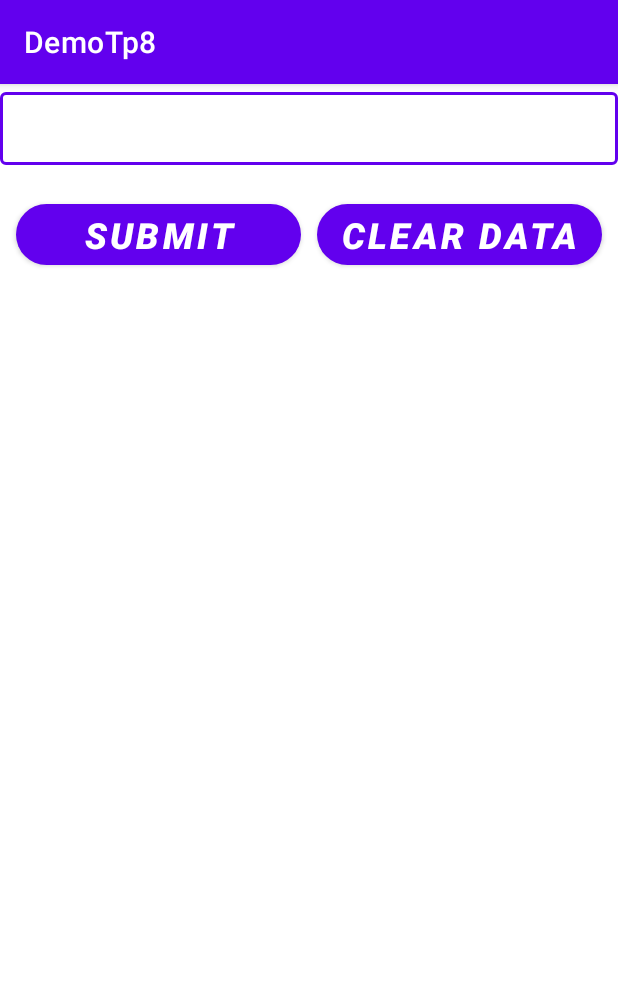
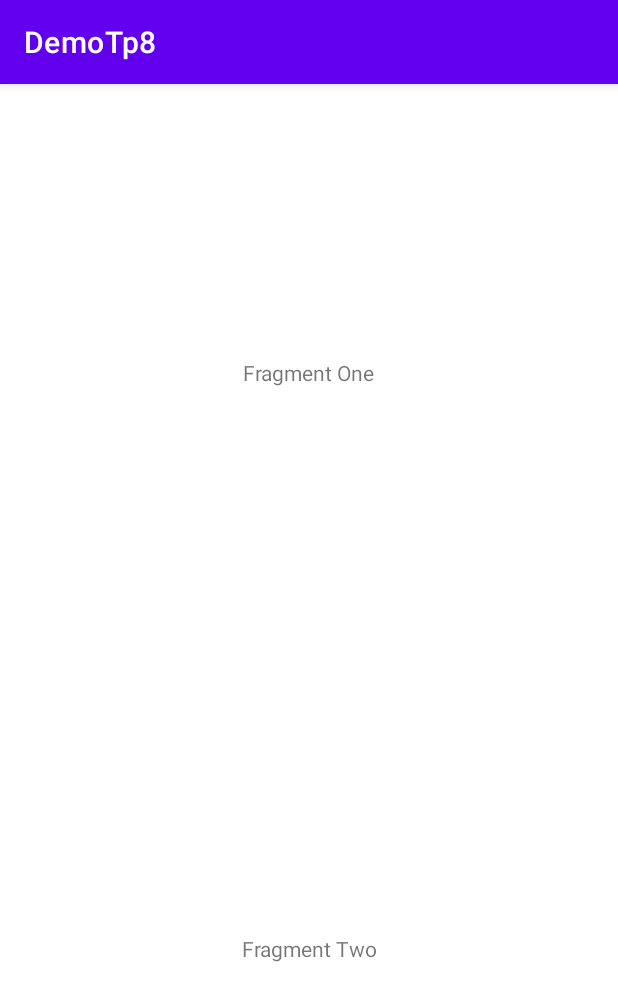
Before and after one commit to omdeep1990/tp8ConceptsChetu, an Android app: the screen it shows after launch (SharedPreferencesActivity before the commit, FragmentActivity1 after it), on a phone screen of 412 x 824 dp. Shown: the top 1001 px of the screen. Run offline under Robolectric (Android 15) with nearby library versions, the phone set to English and light mode, and no system bars.

Commit message:
fragments

```diff
--- /dev/null
+++ b/app/src/main/java/com/chetu/demotp8/fragments/FragmentActivity1.kt
@@ -0,0 +1,39 @@
+package com.chetu.demotp8.fragments
+
+import androidx.appcompat.app.AppCompatActivity
+import android.os.Bundle
+import androidx.fragment.app.FragmentManager
+import androidx.fragment.app.FragmentTransaction
+import com.chetu.demotp8.R
+import com.chetu.demotp8.databinding.ActivityFragment1Binding
+
+class FragmentActivity1 : AppCompatActivity() {
+    private lateinit var binding : ActivityFragment1Binding
+    private lateinit var fragmentManager : FragmentManager
+//    private lateinit var fragmentTransaction: FragmentTransaction
+
+    override fun onCreate(savedInstanceState: Bundle?) {
+        super.onCreate(savedInstanceState)
+        binding = ActivityFragment1Binding.inflate(layoutInflater)
+        setContentView(binding.root)
+
+        fragmentManager = supportFragmentManager
+        //TODO: Adding fragments dynamically at run time: -
+        addFragmentOne()
+        addFragmentTwo()
+    }
+
+    //TODO: Adding fragment one: -
+    private fun  addFragmentOne() {
+        var fragmentTransaction = fragmentManager.beginTransaction()
+        fragmentTransaction.add(R.id.fl_1, FragmentOne())
+        fragmentTransaction.commit()
+    }
+
+    //TODO: Adding fragment two: -
+    private fun addFragmentTwo() {
+        var fragmentTransaction = fragmentManager.beginTransaction()
+        fragmentTransaction.add(R.id.fl_2, FragmentTwo())
+        fragmentTransaction.commit()
+    }
+}
--- /dev/null
+++ b/app/src/main/java/com/chetu/demotp8/fragments/FragmentOne.kt
@@ -0,0 +1,19 @@
+package com.chetu.demotp8.fragments
+
+import android.os.Bundle
+import androidx.fragment.app.Fragment
+import android.view.LayoutInflater
+import android.view.View
+import android.view.ViewGroup
+import com.chetu.demotp8.R
+
+class FragmentOne : Fragment() {
+
+    override fun onCreateView(
+        inflater: LayoutInflater, container: ViewGroup?,
+        savedInstanceState: Bundle?
+    ): View? {
+        // Inflate the layout for this fragment
+        return inflater.inflate(R.layout.fragment_one, container, false)
+    }
+}
--- /dev/null
+++ b/app/src/main/java/com/chetu/demotp8/fragments/FragmentTwo.kt
@@ -0,0 +1,19 @@
+package com.chetu.demotp8.fragments
+
+import android.os.Bundle
+import androidx.fragment.app.Fragment
+import android.view.LayoutInflater
+import android.view.View
+import android.view.ViewGroup
+import com.chetu.demotp8.R
+
+class FragmentTwo : Fragment() {
+
+    override fun onCreateView(
+        inflater: LayoutInflater, container: ViewGroup?,
+        savedInstanceState: Bundle?
+    ): View? {
+        // Inflate the layout for this fragment
+        return inflater.inflate(R.layout.fragment_two, container, false)
+    }
+}
--- a/app/src/main/java/com/chetu/demotp8/javaConcepts/view/DateTimePickerActivity.java
+++ b/app/src/main/java/com/chetu/demotp8/javaConcepts/view/DateTimePickerActivity.java
@@ -109,6 +109,7 @@ public class DateTimePickerActivity extends AppCompatActivity {
                     public void onClick(View view) {
                         Util.customToast(DateTimePickerActivity.this, "Your Rating is: "+barBinding.ratingBar.getRating());
                         dialog.dismiss();
+
                     }
                 });
             }
--- a/app/src/main/java/com/chetu/demotp8/kotlinConcepts/SharedPreferencesActivity.kt
+++ b/app/src/main/java/com/chetu/demotp8/kotlinConcepts/SharedPreferencesActivity.kt
@@ -7,6 +7,7 @@ import android.os.Bundle
 import android.view.View
 import com.chetu.demotp8.R
 import com.chetu.demotp8.databinding.ActivitySharedPreferencesBinding
+import com.chetu.demotp8.javaConcepts.utilities.Util
 
 class SharedPreferencesActivity : AppCompatActivity(), View.OnClickListener {
     private lateinit var binding : ActivitySharedPreferencesBinding
--- /dev/null
+++ b/app/src/main/res/layout/activity_fragment1.xml
@@ -0,0 +1,23 @@
+<?xml version="1.0" encoding="utf-8"?>
+<androidx.constraintlayout.widget.ConstraintLayout xmlns:android="http://schemas.android.com/apk/res/android"
+    xmlns:app="http://schemas.android.com/apk/res-auto"
+    xmlns:tools="http://schemas.android.com/tools"
+    android:layout_width="match_parent"
+    android:layout_height="match_parent"
+    tools:context=".fragments.FragmentActivity1">
+
+    <FrameLayout
+        android:id="@+id/fl_1"
+        android:layout_width="match_parent"
+        android:layout_height="0dp"
+        app:layout_constraintTop_toTopOf="parent"
+        app:layout_constraintHeight_percent="0.5"/>
+
+    <FrameLayout
+        android:id="@+id/fl_2"
+        android:layout_width="match_parent"
+        android:layout_height="0dp"
+        app:layout_constraintTop_toBottomOf="@id/fl_1"
+        app:layout_constraintHeight_percent="0.5"/>
+
+</androidx.constraintlayout.widget.ConstraintLayout>
--- /dev/null
+++ b/app/src/main/res/layout/fragment_one.xml
@@ -0,0 +1,20 @@
+<?xml version="1.0" encoding="utf-8"?>
+<androidx.constraintlayout.widget.ConstraintLayout xmlns:android="http://schemas.android.com/apk/res/android"
+    xmlns:tools="http://schemas.android.com/tools"
+    android:layout_width="match_parent"
+    android:layout_height="match_parent"
+    xmlns:app="http://schemas.android.com/apk/res-auto"
+    tools:context=".FragmentOne">
+
+    <!-- TODO: Update blank fragment layout -->
+    <TextView
+        android:id="@+id/fragment_one"
+        android:layout_width="wrap_content"
+        android:layout_height="wrap_content"
+        app:layout_constraintTop_toTopOf="parent"
+        app:layout_constraintStart_toStartOf="parent"
+        app:layout_constraintEnd_toEndOf="parent"
+        app:layout_constraintBottom_toBottomOf="parent"
+        android:text="Fragment One" />
+
+</androidx.constraintlayout.widget.ConstraintLayout>
--- /dev/null
+++ b/app/src/main/res/layout/fragment_two.xml
@@ -0,0 +1,20 @@
+<?xml version="1.0" encoding="utf-8"?>
+<androidx.constraintlayout.widget.ConstraintLayout xmlns:android="http://schemas.android.com/apk/res/android"
+    xmlns:tools="http://schemas.android.com/tools"
+    android:layout_width="match_parent"
+    android:layout_height="match_parent"
+    xmlns:app="http://schemas.android.com/apk/res-auto"
+    tools:context=".FragmentTwo">
+
+    <!-- TODO: Update blank fragment layout -->
+    <TextView
+        android:id="@+id/fragment_two"
+        android:layout_width="wrap_content"
+        android:layout_height="wrap_content"
+        android:text="Fragment Two"
+        app:layout_constraintBottom_toBottomOf="parent"
+        app:layout_constraintEnd_toEndOf="parent"
+        app:layout_constraintStart_toStartOf="parent"
+        app:layout_constraintTop_toTopOf="parent" />
+
+</androidx.constraintlayout.widget.ConstraintLayout>
--- a/app/src/main/res/values/strings.xml
+++ b/app/src/main/res/values/strings.xml
@@ -7,4 +7,6 @@
     <string name="enter_multiple_country_names">Enter Multiple Country Names.</string>
     <string name="submit">Submit</string>
     <string name="show_data">Clear Data</string>
+    <!-- TODO: Remove or change this placeholder text -->
+    <string name="hello_blank_fragment">Hello blank fragment</string>
 </resources>
```
Also changed, not shown: app/src/main/AndroidManifest.xml (+32 -5 lines), app/src/main/java/com/chetu/demotp8/fragments/FragmentActivity.kt (added, +14 -0 lines), app/src/main/java/com/chetu/demotp8/javaConcepts/utilities/Util.java (deleted, +0 -30 lines), app/src/main/java/com/chetu/demotp8/javaConcepts/utilities/Util.kt (added, +30 -0 lines), app/src/main/res/layout/activity_fragment.xml (added, +28 -0 lines).
